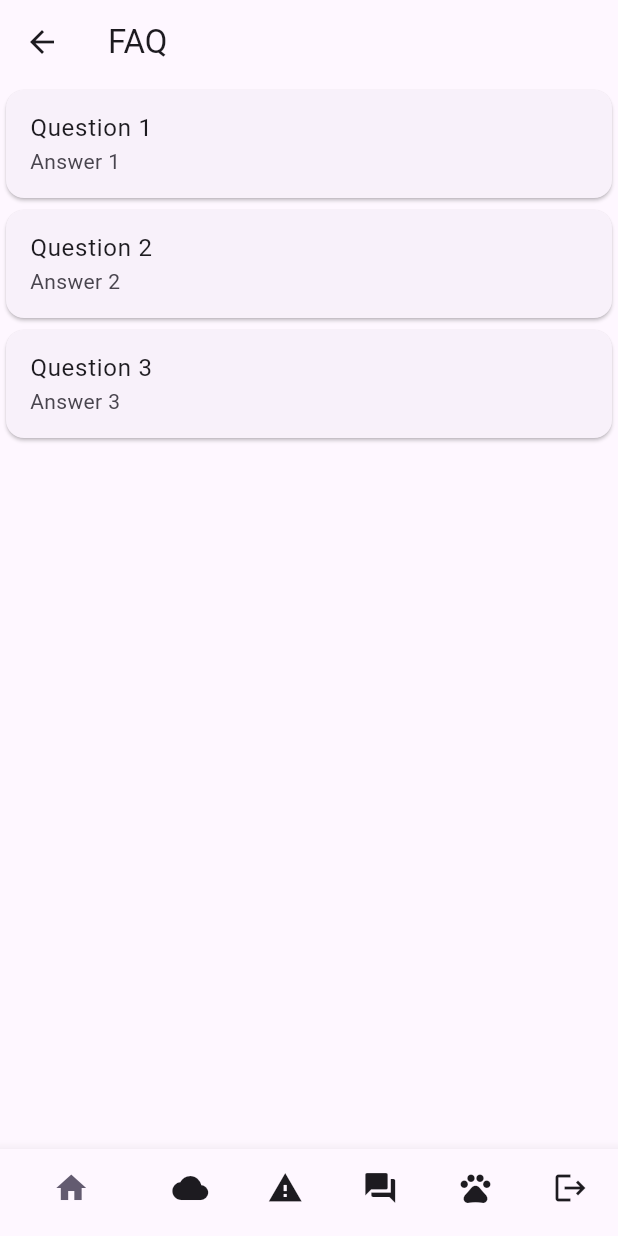
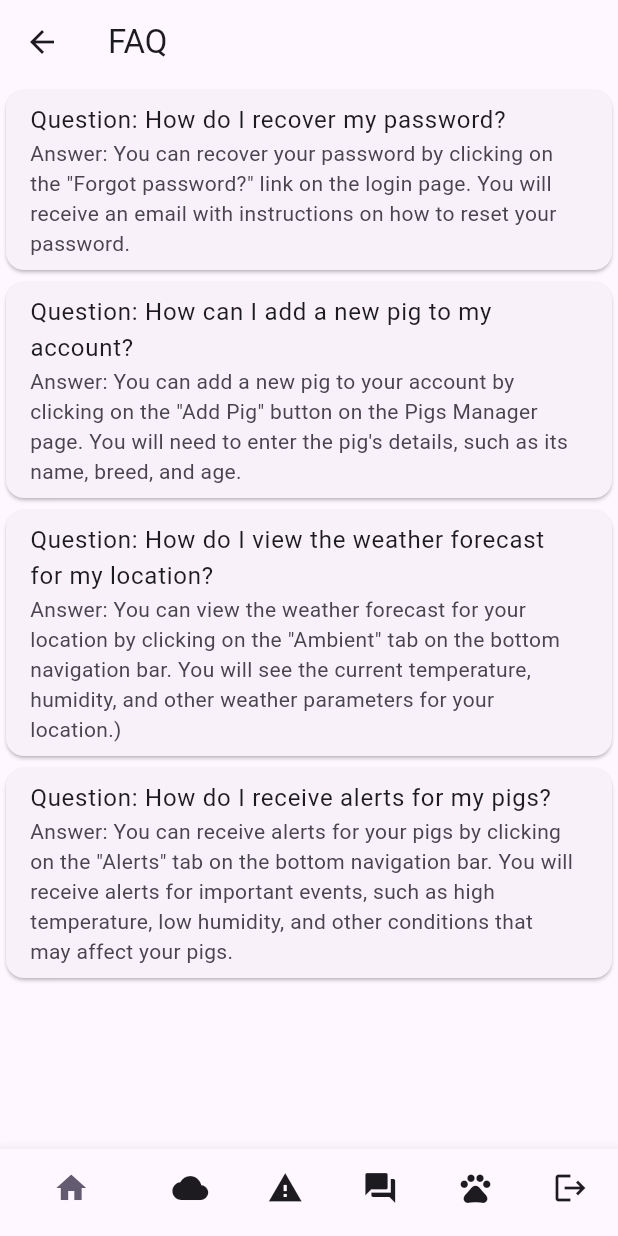
Before and after one commit to Pericles001/dpsd_project_frontend, a Flutter app: the FAQIndex screen opened directly, on a phone screen of 412 x 824 dp. Run offline on Flutter 3.47's test engine with Material 3 defaults, Android fonts, the phone set to English and light mode, and no system bars; our stand-ins replace dio, flutter_dotenv, flutter_local_notifications, shared_preferences; accounts and stored records are empty; network calls fail.

Commit message:
Edit file: - Add  questions and answers to guide users

```diff
--- a/lib/features/faq/index.dart
+++ b/lib/features/faq/index.dart
@@ -4,6 +4,7 @@ import '../../auth/login.dart';
 import '../../home/menu.dart';
 import '../alerts/index.dart';
 import '../housing_ventilation/index.dart';
+import '../pig/index.dart';
 
 class FAQIndex extends StatefulWidget {
   const FAQIndex({super.key});
@@ -25,20 +26,26 @@ class _FAQIndexState extends State<FAQIndex> {
         children: const <Widget>[
           Card(
             child: ListTile(
-              title: Text('Question 1'),
-              subtitle: Text('Answer 1'),
+              title: Text('Question: How do I recover my password? '),
+              subtitle: Text('Answer: You can recover your password by clicking on the "Forgot password?" link on the login page. You will receive an email with instructions on how to reset your password.'),
             ),
           ),
           Card(
             child: ListTile(
-              title: Text('Question 2'),
-              subtitle: Text('Answer 2'),
+              title: Text('Question: How can I add a new pig to my account?'),
+              subtitle: Text('Answer: You can add a new pig to your account by clicking on the "Add Pig" button on the Pigs Manager page. You will need to enter the pig\'s details, such as its name, breed, and age.'),
             ),
           ),
           Card(
             child: ListTile(
-              title: Text('Question 3'),
-              subtitle: Text('Answer 3'),
+              title: Text('Question: How do I view the weather forecast for my location?'),
+              subtitle: Text('Answer: You can view the weather forecast for your location by clicking on the "Ambient" tab on the bottom navigation bar. You will see the current temperature, humidity, and other weather parameters for your location.)'),
+            ),
+          ),
+          Card(
+            child: ListTile(
+              title: Text('Question: How do I receive alerts for my pigs?'),
+              subtitle: Text('Answer: You can receive alerts for your pigs by clicking on the "Alerts" tab on the bottom navigation bar. You will receive alerts for important events, such as high temperature, low humidity, and other conditions that may affect your pigs.'),
             ),
           ),
         ],
@@ -83,7 +90,11 @@ class _FAQIndexState extends State<FAQIndex> {
               );
               break;
             case 4:
-            // Add your Pigs Manager page here
+              Navigator.push(
+                context,
+                MaterialPageRoute(
+                    builder: (context) => const PigManagerIndex()),
+              );
               break;
             case 5:
               Navigator.push(
```
